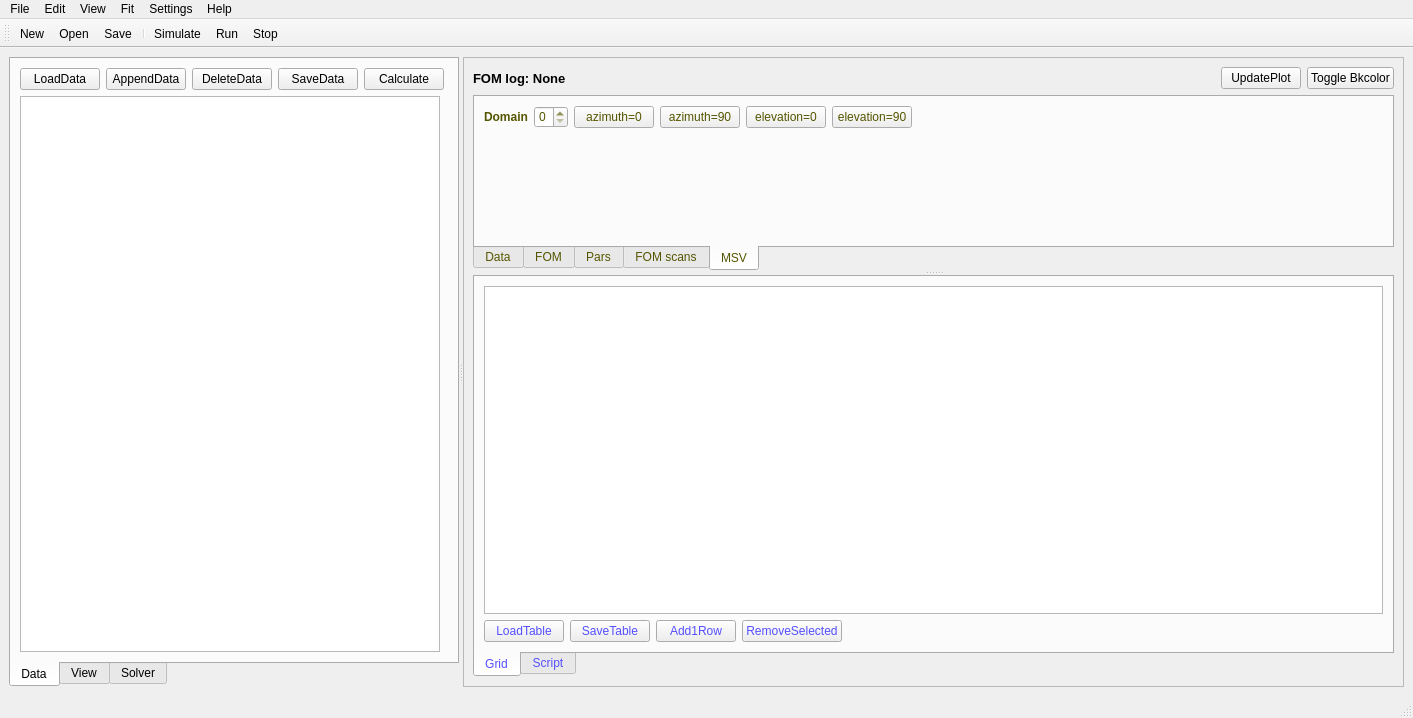
Before: the Qt Designer form scripts/SuperRod/superrod2.ui in jackey-qiu/DaFy_P23, drawn with Qt 5.
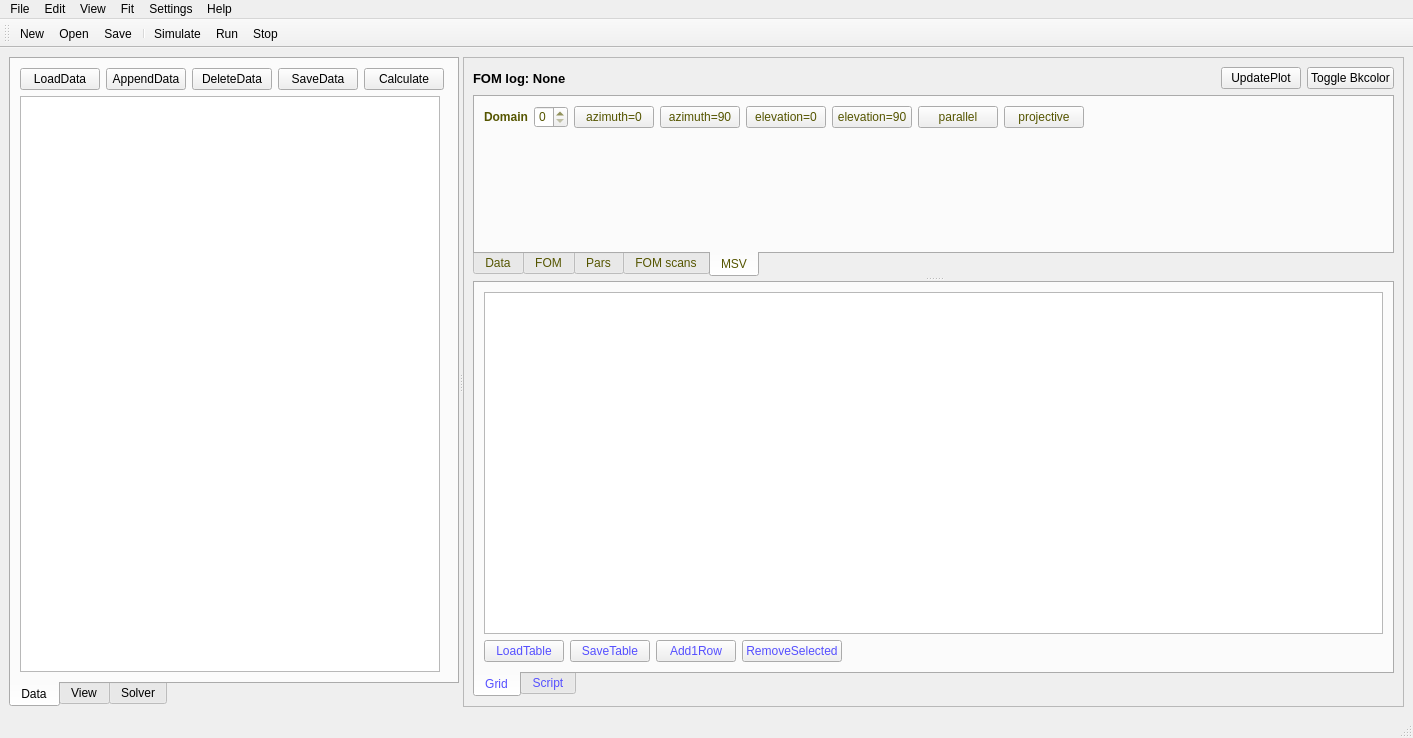
After: the same form once the commit is applied. Icons and pictures are not drawn. Custom widgets are drawn as their Qt base class.

Commit message: add 4by4 lattice grid and switch between parallel and projective view

Diff of the .ui file:
```diff
--- a/scripts/SuperRod/superrod2.ui
+++ b/scripts/SuperRod/superrod2.ui
@@ -7,7 +7,7 @@
     <x>0</x>
     <y>0</y>
     <width>1413</width>
-    <height>718</height>
+    <height>738</height>
    </rect>
   </property>
   <property name="windowTitle">
@@ -333,6 +333,20 @@
                  </property>
                 </widget>
                </item>
+               <item>
+                <widget class="QPushButton" name="pushButton_parallel">
+                 <property name="text">
+                  <string>parallel</string>
+                 </property>
+                </widget>
+               </item>
+               <item>
+                <widget class="QPushButton" name="pushButton_projective">
+                 <property name="text">
+                  <string>projective</string>
+                 </property>
+                </widget>
+               </item>
                <item>
                 <spacer name="horizontalSpacer_5">
                  <property name="orientation">
```
Left out of the diff: 2 changed lines with no effect on the pictures. The commit also changes 4 other files.
